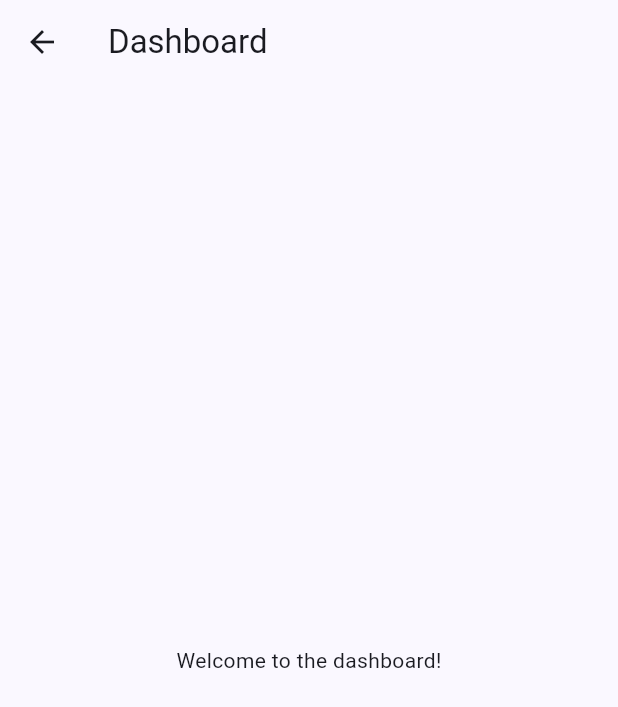
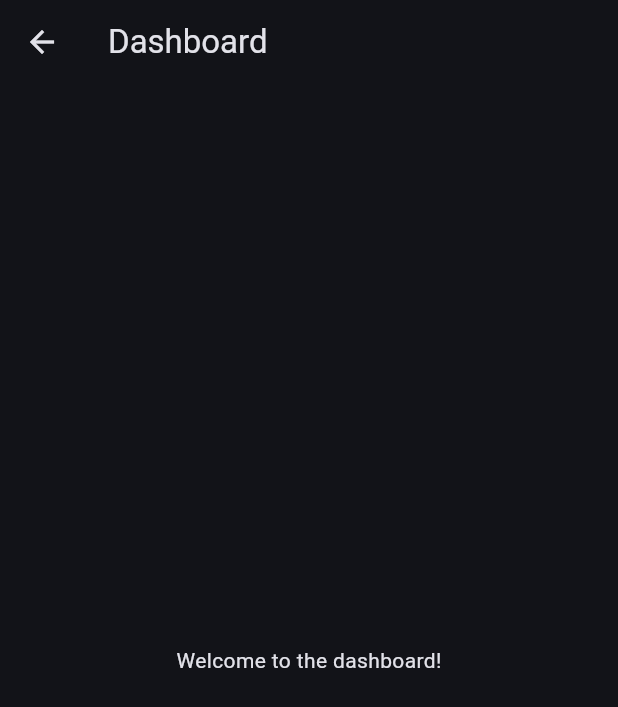
Before and after one commit to EAhumada08/gasto-0, a Flutter app: the Dashboard screen opened directly, on a phone screen of 412 x 824 dp. Shown: the top 707 px of the screen. Run offline on Flutter 3.47's test engine with Material 3 defaults, Android fonts, the phone set to English and light mode, and no system bars.

Commit message:
implementar tema obscuro

```diff
--- a/lib/main_theme.dart
+++ b/lib/main_theme.dart
@@ -3,15 +3,10 @@ import 'package:gasto_0/core/const.dart';
 
 ThemeData mainTheme = ThemeData(
   primaryColor: primaryColor,
-  primaryTextTheme: TextTheme(
-    labelMedium: TextStyle(
-        fontSize: 24.0, color: primaryColor, fontWeight: FontWeight.bold),
-    titleLarge: TextStyle(fontSize: 36.0, color: primaryColor),
-    titleMedium: TextStyle(fontSize: 28.0, color: Colors.black),
-  ),
+  brightness: Brightness.dark,
   colorScheme: ColorScheme.fromSeed(
+    brightness: Brightness.dark,
     seedColor: primaryColor,
-    primary: primaryColor,
   ),
   useMaterial3: true,
 );
```
